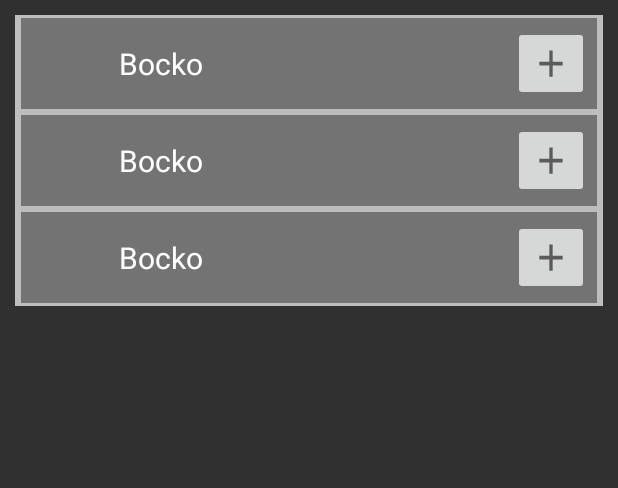
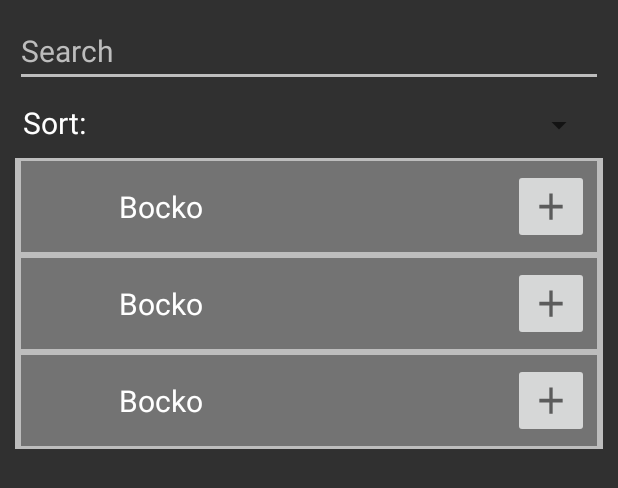
Before and after one commit to Bocko/CsStats, an Android app: the layout fragment_detail_friendlist.xml on its own in the app's theme, with its tools: preview values and no code run, on a phone screen of 412 x 824 dp. Shown: the top 488 px of the screen. Run offline under Robolectric (Android 15) with nearby library versions, the phone set to English and light mode, and no system bars.

Commit message:
added search and sort to friendlist fixed library search issue when the whole library deleted it self

```diff
--- a/app/src/main/java/hu/bme/aut/android/stats/detail/GamesActivity.kt
+++ b/app/src/main/java/hu/bme/aut/android/stats/detail/GamesActivity.kt
@@ -100,7 +100,5 @@ class GamesActivity : AppCompatActivity(),CoroutineScope,AdapterView.OnItemSelec
         }
     }
 
-    override fun onNothingSelected(parent: AdapterView<*>) {
-        Log.d("games", "nothing")
-    }
+    override fun onNothingSelected(parent: AdapterView<*>) {}
 }
--- a/app/src/main/java/hu/bme/aut/android/stats/detail/adapter/GamesAdapter.kt
+++ b/app/src/main/java/hu/bme/aut/android/stats/detail/adapter/GamesAdapter.kt
@@ -86,7 +86,8 @@ class GamesAdapter : RecyclerView.Adapter<GamesAdapter.GamesViewHolder>(){
 
     fun search(searchText: String){
         if (searchText.isEmpty()){
-            games = gamesAll
+            games.clear()
+            games.addAll(gamesAll)
             notifyDataSetChanged()
         } else {
             games.clear()
--- a/app/src/main/res/layout/fragment_detail_friendlist.xml
+++ b/app/src/main/res/layout/fragment_detail_friendlist.xml
@@ -8,6 +8,40 @@
     android:padding="10dp"
     android:orientation="vertical"
     android:background="@color/darkgrey">
+
+    <EditText
+        android:id="@+id/etSearch"
+        android:layout_width="match_parent"
+        android:layout_height="wrap_content"
+        android:inputType="text"
+        android:textColorHint="@color/lightgray"
+        android:backgroundTint="@color/lightgray"
+        android:textColor="@color/white"
+        android:autofillHints="search"
+        android:textSize="20sp"
+        android:hint="@string/search"
+        android:imeOptions="actionDone"/>
+
+    <LinearLayout
+        android:layout_width="match_parent"
+        android:layout_height="wrap_content"
+        android:paddingHorizontal="5dp"
+        android:paddingVertical="10dp">
+
+        <TextView
+            android:layout_width="wrap_content"
+            android:layout_height="wrap_content"
+            android:textSize="20sp"
+            android:text="@string/sort"/>
+
+        <Spinner
+            android:id="@+id/SSort"
+            android:layout_width="match_parent"
+            android:layout_height="wrap_content"
+            android:popupBackground="@color/middlegray"
+            android:layout_gravity="bottom"
+            android:gravity="center"/>
+    </LinearLayout>
 
     <TextView
         android:id="@+id/tvInfo"
--- a/app/src/main/res/values/strings.xml
+++ b/app/src/main/res/values/strings.xml
@@ -90,4 +90,8 @@
         <item>Total Play Time Asc</item>
         <item>Total Play Time Desc</item>
     </string-array>
+    <string-array name="friendsSortArray">
+        <item>Name Asc</item>
+        <item>Name Desc</item>
+    </string-array>
 </resources>
```
Also changed, not shown: app/src/main/java/hu/bme/aut/android/stats/detail/fragment/DetailFriendlistFragment.kt (+35 -1 lines), app/src/main/java/hu/bme/aut/android/stats/detail/fragment/adapter/FriendAdapter.kt (+28 -8 lines).
